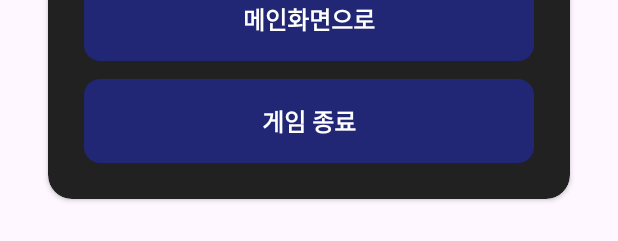
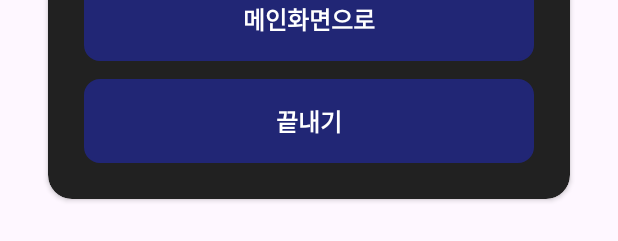
Before and after one commit to limsemin1234/p40, an Android app: the layout dialog_pause_menu.xml on its own in the app's theme, with its tools: preview values and no code run, on a phone screen of 412 x 824 dp. Shown: the part 299-540 px from the top of the screen. Run offline under Robolectric (Android 15) with nearby library versions, the phone set to English and light mode, and no system bars.

Commit message:
2025.05.06(3일차)

```diff
--- a/app/src/main/res/layout/dialog_pause_menu.xml
+++ b/app/src/main/res/layout/dialog_pause_menu.xml
@@ -63,7 +63,7 @@
                 android:id="@+id/btnExitGame"
                 android:layout_width="match_parent"
                 android:layout_height="wrap_content"
-                android:text="게임 종료"
+                android:text="끝내기"
                 android:textSize="16sp"
                 android:textStyle="bold"
                 android:padding="12dp"
```
Also changed, not shown: app/src/main/java/com/example/p40/GameFragment.kt (+8 -3 lines).
